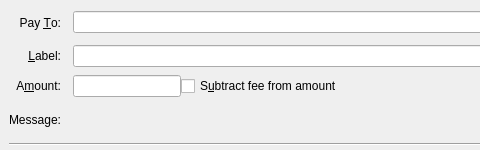
This is src/qt/forms/sendcoinsentry.ui in meritlabs/merit as Qt 5 draws it before an edit; both pictures show x 0 to 480 and y 0 to 150 of the 729 by 150 pixel window. The edited form follows.
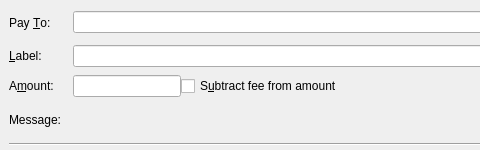
This is the edited form. Icons and pictures are not drawn. Custom widgets are drawn as their Qt base class.

Commit message: align fields left

Patch:
```diff
--- a/src/qt/forms/sendcoinsentry.ui
+++ b/src/qt/forms/sendcoinsentry.ui
@@ -42,7 +42,7 @@
        <string>Pay &amp;To:</string>
       </property>
       <property name="alignment">
-       <set>Qt::AlignRight|Qt::AlignTrailing|Qt::AlignVCenter</set>
+       <set>Qt::AlignLeading|Qt::AlignLeft|Qt::AlignVCenter</set>
       </property>
       <property name="buddy">
        <cstring>payTo</cstring>
@@ -135,7 +135,7 @@
        <string>&amp;Label:</string>
       </property>
       <property name="alignment">
-       <set>Qt::AlignRight|Qt::AlignTrailing|Qt::AlignVCenter</set>
+       <set>Qt::AlignLeading|Qt::AlignLeft|Qt::AlignVCenter</set>
       </property>
       <property name="buddy">
        <cstring>addAsLabel</cstring>
@@ -155,7 +155,7 @@
        <string>A&amp;mount:</string>
       </property>
       <property name="alignment">
-       <set>Qt::AlignRight|Qt::AlignTrailing|Qt::AlignVCenter</set>
+       <set>Qt::AlignLeading|Qt::AlignLeft|Qt::AlignVCenter</set>
       </property>
       <property name="buddy">
        <cstring>payAmount</cstring>
```
Left out of the diff: 3 changed lines with no effect on the pictures.
